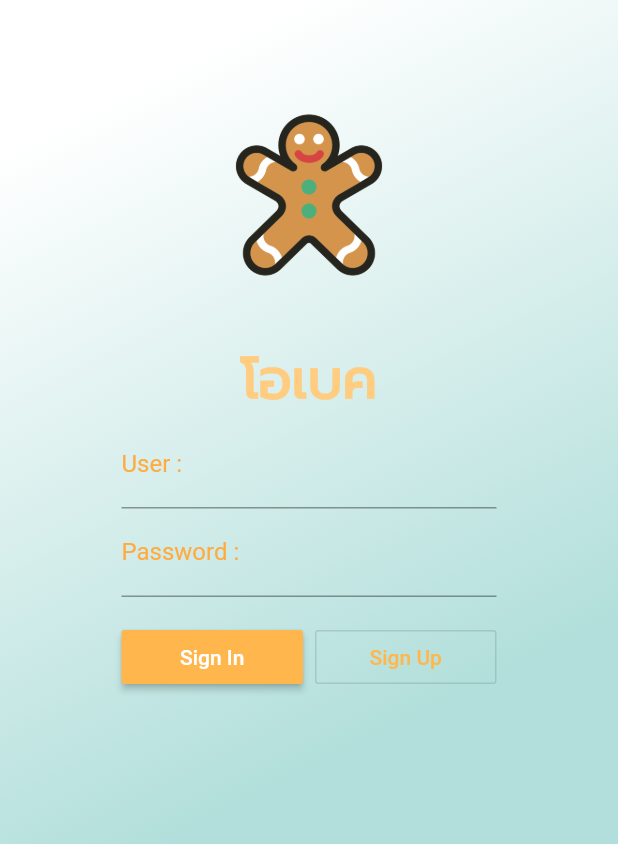
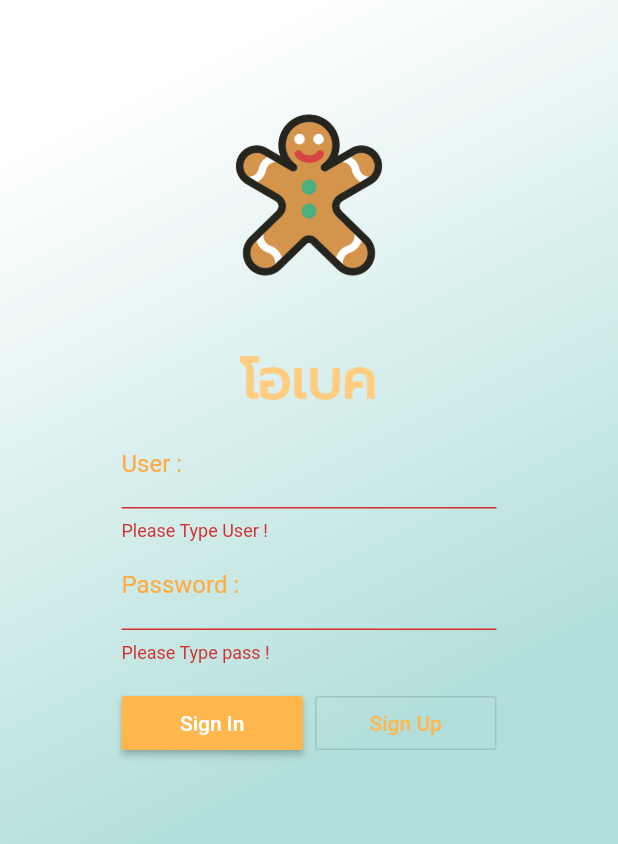
Before and after one commit to meepoo09/o_foodthai, a Flutter app: the screen it shows after launch, after a tap on "Sign In", on a phone screen of 412 x 824 dp. Shown: the top 844 px of the screen. Run offline on Flutter 3.47's test engine with Material 2 defaults, Android fonts, the light colour scheme and no system bars.

Commit message:
login Completed

```diff
--- /dev/null
+++ b/lib/models/user_model.dart
@@ -0,0 +1,15 @@
+class UserModel {
+
+  // field
+   String id, name, user, pass;
+  //Constructor
+  UserModel(this.id,this.name,this.user,this.pass);
+  UserModel.parseJson(Map<String, dynamic> parseJson){
+    id=parseJson['id'];
+    name=parseJson['name'];
+    user=parseJson['user'];
+    pass=parseJson['pass'];
+
+
+  }
+}
--- a/lib/screens/authen.dart
+++ b/lib/screens/authen.dart
@@ -1,5 +1,8 @@
 import 'package:flutter/material.dart';
+import 'package:o_foodthai/models/user_model.dart';
 import 'package:o_foodthai/screens/register.dart';
+import 'package:http/http.dart' show get;
+import 'dart:convert';
 
 class Authen extends StatefulWidget {
   @override
@@ -8,7 +11,8 @@ class Authen extends StatefulWidget {
 
 class _AuthenState extends State<Authen> {
 //  Explicit
-
+  final formKey = GlobalKey<FormState>();
+  String user, password;
 // medthod
   Widget signInButton() {
     return RaisedButton(
@@ -17,7 +21,59 @@ class _AuthenState extends State<Authen> {
         'Sign In',
         style: TextStyle(color: Colors.white),
       ),
-      onPressed: () {},
+      onPressed: () {
+        if (formKey.currentState.validate()) {
+          formKey.currentState.save();
+          autentication();
+        }
+      },
+    );
+  }
+
+  Future<void> autentication() async {
+    String urlString =
+        'https://www.androidthai.in.th/ooo/getUserWhereUserO.php?isAdd=true&User=$user';
+    var response = await get(urlString);
+    var result = json.decode(response.body);
+
+    if (result.toString() == 'null') {
+      print('User False');
+      myAlertDialog('User False', 'No $user in my Systems');
+    } else {
+      print('User true $result');
+  for (var myParseJson in result) {
+     UserModel userModel = UserModel.parseJson(myParseJson);
+     String truePassword = userModel.pass;
+     if (password == truePassword) {
+
+
+     } else {
+       myAlertDialog('PassWord False', 'Plesase Try Agains Password false');
+     }
+
+  }
+    }
+  }
+
+  void myAlertDialog(String titleString, String messageString) {
+    showDialog(
+      context: context,
+      builder: (BuildContext context) {
+        return AlertDialog(
+          title: Text(titleString, style: TextStyle(color: Colors.red[300]),),
+          content: Text(messageString),
+          actions: <Widget>[alertButton()],
+        );
+      },
+    );
+  }
+
+  Widget alertButton() {
+    return FlatButton(
+      child: Text('OK'),
+      onPressed: () {
+        Navigator.of(context).pop();
+      },
     );
   }
 
@@ -63,6 +119,14 @@ class _AuthenState extends State<Authen> {
           labelStyle: TextStyle(color: Colors.orangeAccent),
           hintText: 'Not Blank',
         ),
+        validator: (String value) {
+          if (value.isEmpty) {
+            return 'Please Type User !';
+          }
+        },
+        onSaved: (String value) {
+          user = value;
+        },
       ),
     );
   }
@@ -71,11 +135,20 @@ class _AuthenState extends State<Authen> {
     return Container(
       width: 250.0,
       child: TextFormField(
+        obscureText: true,
         decoration: InputDecoration(
           labelText: 'Password :',
           labelStyle: TextStyle(color: Colors.orangeAccent),
           hintText: 'Not Blank',
         ),
+        validator: (String value) {
+          if (value.isEmpty) {
+            return 'Please Type pass !';
+          }
+        },
+        onSaved: (String value) {
+          password = value;
+        },
       ),
     );
   }
@@ -117,6 +190,8 @@ class _AuthenState extends State<Authen> {
         ),
         padding: EdgeInsets.only(top: 50.0),
         alignment: Alignment.topCenter,
+        child: Form(
+            key: formKey,
             child: Column(
               children: <Widget>[
                 showLogo(),
@@ -127,7 +202,7 @@ class _AuthenState extends State<Authen> {
                 mySizeBox(),
                 showButton(),
               ],
-        ),
+            )),
       ),
     );
   }
```
Lines whose indentation alone changed are shown as unchanged.
